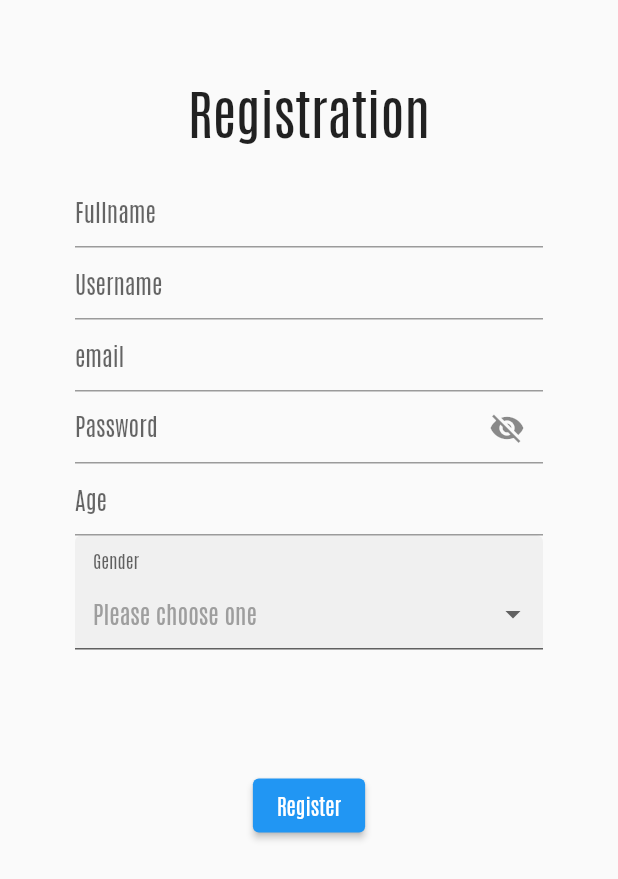
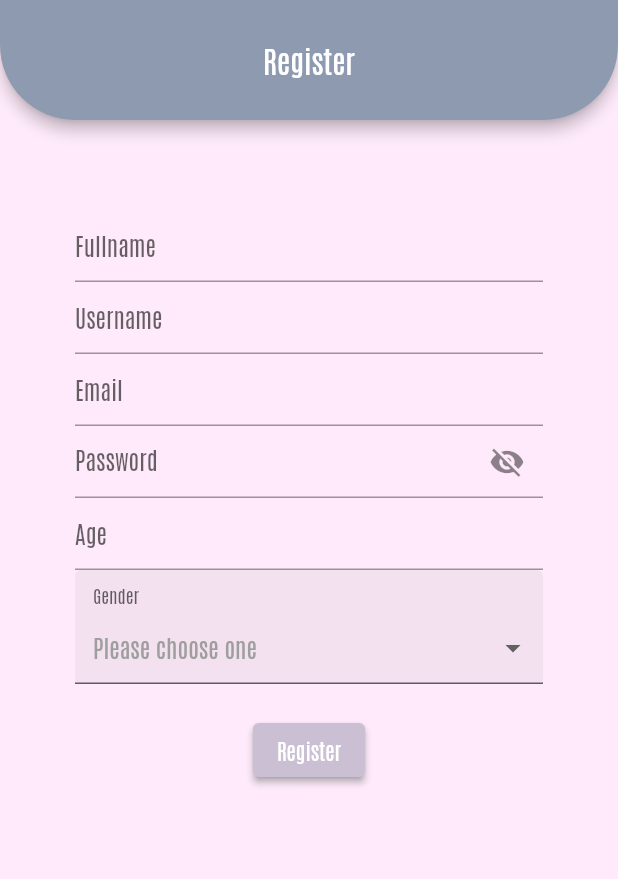
Before and after one commit to yuvraajnarula/socialApp, a Flutter app: the screen it shows after launch, after a tap on "Register", on a phone screen of 412 x 824 dp. Shown: the top 879 px of the screen. Run offline on Flutter 3.47's test engine with Material 2 defaults, Android fonts, the phone set to English and light mode, and no system bars; drawn by our look-alikes of dropdown_formfield; our stand-ins replace email_validator, firebase_auth, firebase_core, flutter_spinkit, hexcolor; missing offline and left inert: sign_button; accounts and stored records are empty.

Commit message:
register

```diff
--- a/lib/screens/login.dart
+++ b/lib/screens/login.dart
@@ -22,7 +22,7 @@ class _LoginPageState extends State<LoginPage> {
         appBar: AppBar(
           title: Text('Login'),
           centerTitle: true,
-          toolbarHeight: 100.0,
+          toolbarHeight: 80.0,
           shape: RoundedRectangleBorder(
             borderRadius: BorderRadius.vertical(
               bottom: Radius.circular(50),
--- a/lib/screens/registration.dart
+++ b/lib/screens/registration.dart
@@ -3,6 +3,7 @@ import 'package:firebase_auth/firebase_auth.dart';
 import 'package:flutter/material.dart';
 import 'package:dropdown_formfield/dropdown_formfield.dart';
 import 'package:social_app/loaders/registration.dart';
+import 'package:hexcolor/hexcolor.dart';
 
 class Registration extends StatefulWidget {
   @override
@@ -22,6 +23,18 @@ class _RegistrationState extends State<Registration> {
     return loading
         ? RegisterLoading()
         : Scaffold(
+            appBar: AppBar(
+              title: Text('Register'),
+              centerTitle: true,
+              toolbarHeight: 80.0,
+              shape: RoundedRectangleBorder(
+              borderRadius: BorderRadius.vertical(
+                bottom: Radius.circular(50),
+              ),
+            ),
+              backgroundColor: HexColor('#8e9aaf'),
+            ),
+            backgroundColor: HexColor("#feeafa"),
             body: Container(
               padding: EdgeInsets.all(20.0),
               child: Form(
@@ -31,13 +44,13 @@ class _RegistrationState extends State<Registration> {
                   child: Column(
                     mainAxisAlignment: MainAxisAlignment.center,
                     children: [
-                      Text(
-                        'Registration',
-                        style: TextStyle(
-                          fontSize: 36.0,
-                        ),
-                      ),
-                      SizedBox(height: 20.0),
+                      //Text(
+                       // 'Registration',
+                      //  style: TextStyle(
+                      //    fontSize: 36.0,
+                     //   ),
+                     // ),
+                      SizedBox(height: 10.0),
                       TextFormField(
                         decoration: InputDecoration(hintText: 'Fullname'),
                       ),
@@ -45,7 +58,7 @@ class _RegistrationState extends State<Registration> {
                         decoration: InputDecoration(hintText: 'Username'),
                       ),
                       TextFormField(
-                        decoration: InputDecoration(hintText: 'email'),
+                        decoration: InputDecoration(hintText: 'Email'),
                         validator: (val) {
                           if (val.isEmpty || !EmailValidator.validate(val)) {
                             return 'Invalid Email';
@@ -112,7 +125,7 @@ class _RegistrationState extends State<Registration> {
                         valueField: 'value',
                       ),
                       SizedBox(
-                        height: 80.0,
+                        height:20.0,
                       ),
                       ElevatedButton(
                           onPressed: () async {
@@ -133,7 +146,13 @@ class _RegistrationState extends State<Registration> {
                               });
                             }
                           },
-                          child: Text('Register')),
+                          child: Text('Register'),
+                          style: ElevatedButton.styleFrom(
+                            primary: HexColor('#cbc0d3'),
+                            shadowColor: Colors.grey,
+                          ),
+                      ),
+
                     ],
                   ),
                 ),
```
